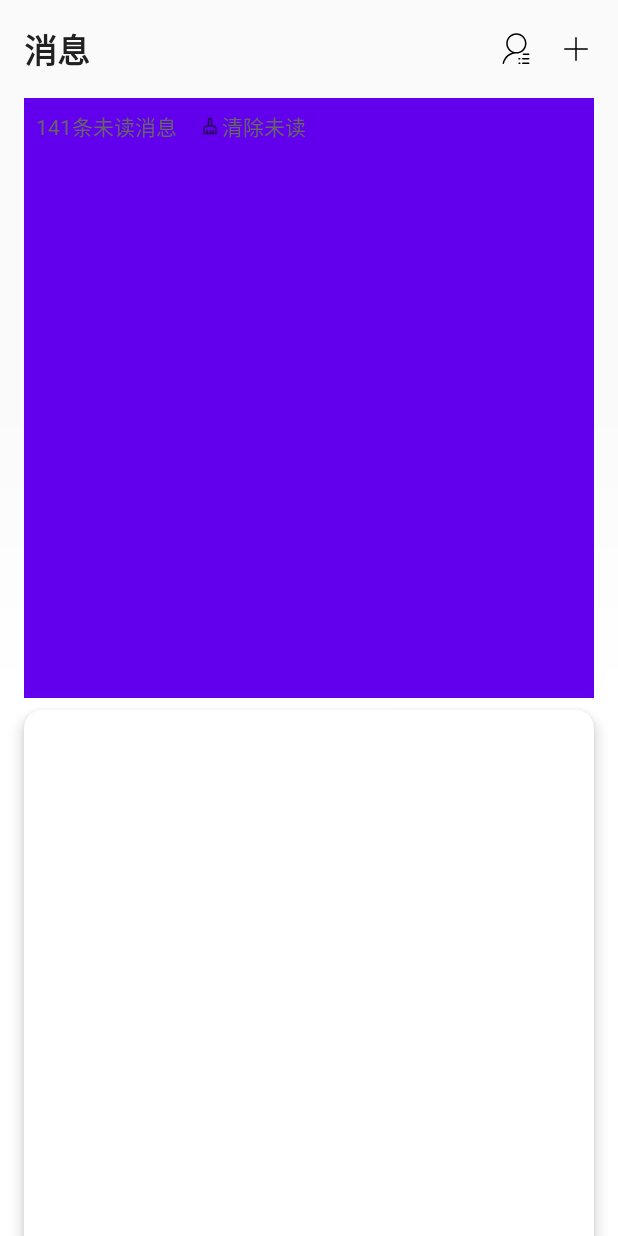
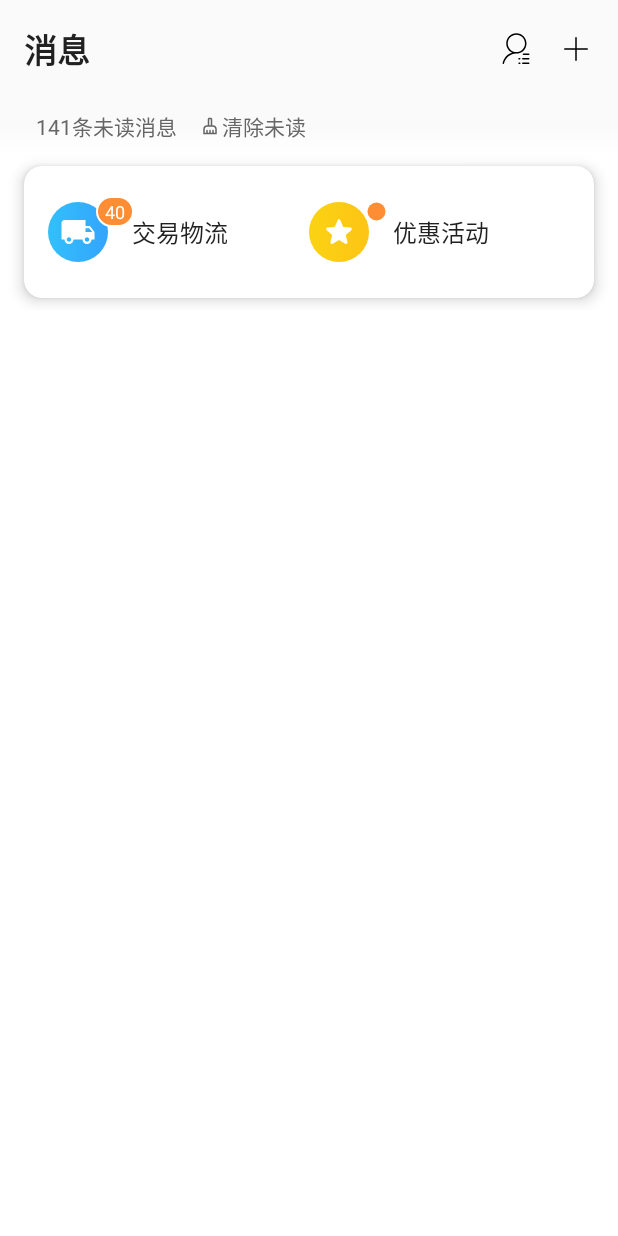
Before and after one commit to crystalyf/Aaobao, an Android app: the layout fragment_message.xml on its own in the app's theme, with its tools: preview values and no code run, on a phone screen of 412 x 824 dp. Run offline under Robolectric (Android 15) with nearby library versions, the phone set to English and light mode, and no system bars.

Commit message:
控件大小改为正常效果

```diff
--- a/app/src/main/res/layout/fragment_message.xml
+++ b/app/src/main/res/layout/fragment_message.xml
@@ -66,8 +66,7 @@
 
             <LinearLayout
                 android:layout_width="match_parent"
-                android:layout_height="400dp"
-                android:background="@color/purple_500"
+                android:layout_height="wrap_content"
                 android:layout_marginStart="@dimen/margin_normal"
                 android:layout_marginEnd="@dimen/margin_normal"
                 app:layout_scrollFlags="scroll"
@@ -121,7 +120,7 @@
 
                     <LinearLayout
                         android:layout_width="match_parent"
-                        android:layout_height="800dp"
+                        android:layout_height="wrap_content"
                         android:gravity="center"
                         android:orientation="horizontal"
                         android:layout_margin="@dimen/margin_normal">
--- a/app/src/main/res/layout/item_relate_keyword.xml
+++ b/app/src/main/res/layout/item_relate_keyword.xml
@@ -14,7 +14,7 @@
         android:layout_width="0dp"
         android:layout_height="wrap_content"
         android:layout_weight="1"
-        android:text="你们这是自寻死路"
+        android:text="联想词汇"
         android:textSize="14sp"/>
 
     <ImageView
```
